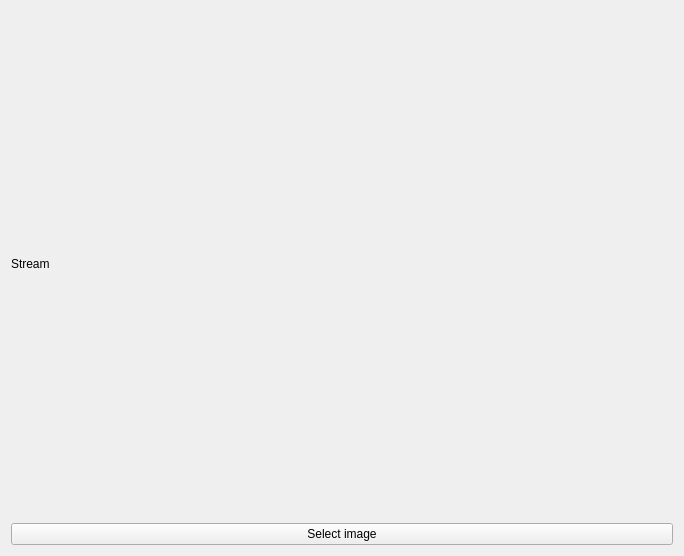
stereomatchingkiss/show_cases, file anpr_tasks/ui/widget_stream_player.ui: the form before one commit.
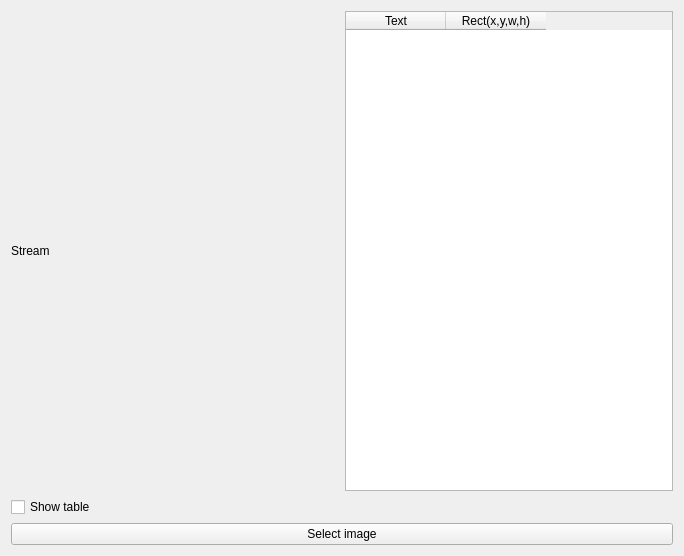
The form after the commit.

```diff
--- a/anpr_tasks/ui/widget_stream_player.ui
+++ b/anpr_tasks/ui/widget_stream_player.ui
@@ -15,6 +15,8 @@
   </property>
   <layout class="QVBoxLayout" name="verticalLayout">
    <item>
+    <layout class="QHBoxLayout" name="horizontalLayout">
+     <item>
     <widget class="QLabel" name="labelStream">
      <property name="sizePolicy">
       <sizepolicy hsizetype="Expanding" vsizetype="Expanding">
@@ -24,6 +26,29 @@
      </property>
      <property name="text">
       <string>Stream</string>
+       </property>
+      </widget>
+     </item>
+     <item>
+      <widget class="QTableWidget" name="tableWidget">
+       <column>
+        <property name="text">
+         <string>Text</string>
+        </property>
+       </column>
+       <column>
+        <property name="text">
+         <string>Rect(x,y,w,h)</string>
+        </property>
+       </column>
+      </widget>
+     </item>
+    </layout>
+   </item>
+   <item>
+    <widget class="QCheckBox" name="checkBoxShowTable">
+     <property name="text">
+      <string>Show table</string>
      </property>
     </widget>
    </item>
```
Lines whose indentation alone changed are shown as unchanged.
